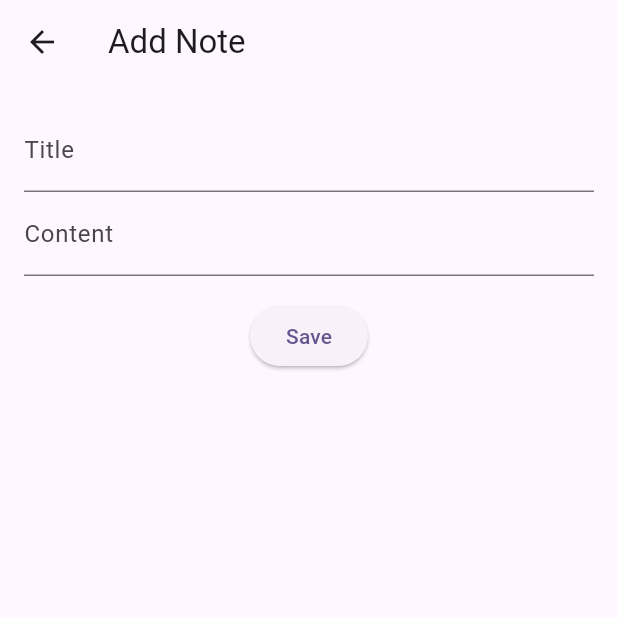
After one commit to sineam0r/t2_2022110006, a Flutter app: the screen it shows after launch, after a tap on the "add" icon, on a phone screen of 412 x 824 dp, the top half of it. The commit adds this screen. Run offline on Flutter 3.47's test engine with Material 3 defaults, Android fonts, the phone set to English and light mode, and no system bars.

Commit message:
modified:   lib/main.dart 	new file:   lib/models/note.dart 	new file:   lib/providers/note_provider.dart 	modified:   lib/screens/home_screen.dart 	new file:   lib/screens/manage_note_screen.dart 	modified:   pubspec.lock 	modified:   pubspec.yaml

```diff
--- a/lib/main.dart
+++ b/lib/main.dart
@@ -1,8 +1,15 @@
 import 'package:flutter/material.dart';
+import 'package:provider/provider.dart';
+import 'package:t2_2022110006/providers/note_provider.dart';
 import 'package:t2_2022110006/screens/home_screen.dart';
 
 void main() {
-  runApp(const MyApp());
+  runApp(
+    ChangeNotifierProvider(
+      create: (context) => NoteProvider(),
+      child: const MyApp(),
+    )
+  );
 }
 
 class MyApp extends StatelessWidget {
--- /dev/null
+++ b/lib/models/note.dart
@@ -0,0 +1,11 @@
+class Note {
+  int id;
+  String title;
+  String content;
+
+  Note({
+    required  this.id,
+    required this.title,
+    required this.content
+  });
+}
--- /dev/null
+++ b/lib/providers/note_provider.dart
@@ -0,0 +1,28 @@
+import 'package:flutter/material.dart';
+import 'package:t2_2022110006/models/note.dart';
+
+class NoteProvider extends ChangeNotifier {
+  final List<Note> _notes = [];
+  List<Note> get notes => _notes;
+
+  void addNote(Note note) {
+    _notes.add(note);
+    notifyListeners();
+  }
+
+  void editNote(Note note) {
+    final index = _notes.indexWhere((element) => element.id == note.id);
+    _notes[index] = note;
+    notifyListeners();
+  }
+
+  void removeNote(Note note) {
+    _notes.remove(note);
+    notifyListeners();
+  }
+
+  void clearNotes() {
+    _notes.clear();
+    notifyListeners();
+  }
+}
--- a/lib/screens/home_screen.dart
+++ b/lib/screens/home_screen.dart
@@ -1,10 +1,190 @@
 import 'package:flutter/material.dart';
+import 'package:provider/provider.dart';
+import 'package:t2_2022110006/providers/note_provider.dart';
+import 'package:t2_2022110006/screens/manage_note_screen.dart';
 
-class HomeScreen extends StatelessWidget {
+class HomeScreen extends StatefulWidget {
   const HomeScreen({super.key});
 
   @override
+  State<HomeScreen> createState() => _HomeScreenState();
+}
+
+class _HomeScreenState extends State<HomeScreen> {
+  final TextEditingController _searchController = TextEditingController();
+
+  @override
   Widget build(BuildContext context) {
-    return const Placeholder();
+    return Scaffold(
+      appBar: AppBar(
+        title: const Text('Home'),
+        actions: [
+          IconButton(
+            icon: const Icon(Icons.search),
+            onPressed: () {
+              showSearch(
+                context: context,
+                delegate: NoteSearchDelegate(
+                  Provider.of<NoteProvider>(context, listen: false),
+                ),
+              );
+            },
+          ),
+        ],
+      ),
+      floatingActionButton: FloatingActionButton(
+          onPressed: () {
+            Navigator.push(
+              context,
+              MaterialPageRoute(
+                builder: (context) => const ManageNoteScreen(),
+              ),
+            );
+          },
+          child: const Icon(Icons.add),
+        ),
+      body: Consumer<NoteProvider>(
+        builder: (context, value, child) {
+          final notes = value.notes;
+          final filteredNotes = _searchController.text.isEmpty
+              ? notes
+              : notes
+                  .where((note) =>
+                      note.title.toLowerCase().contains(
+                            _searchController.text.toLowerCase(),
+                          ))
+                  .toList();
+
+          if (filteredNotes.isEmpty) {
+            return const Center(
+              child: Text('No notes found'),
+            );
+          }
+
+          return ListView.builder(
+            itemCount: filteredNotes.length,
+            itemBuilder: (context, index) {
+              final note = filteredNotes[index];
+
+              return ListTile(
+                title: Text(note.title),
+                subtitle: Text(note.content),
+                trailing: IconButton(
+                  icon: const Icon(Icons.delete),
+                  onPressed: () {
+                    value.removeNote(note);
+                  },
+                ),
+                onTap: () => Navigator.push(
+                  context,
+                  MaterialPageRoute(
+                    builder: (context) => const ManageNoteScreen(),
+                    settings: RouteSettings(arguments: note),
+                  ),
+                ),
+              );
+            },
+          );
+        },
+      ),
+    );
   }
 }
+
+class NoteSearchDelegate extends SearchDelegate {
+  final NoteProvider _noteProvider;
+
+  NoteSearchDelegate(this._noteProvider);
+
+  @override
+  List<Widget> buildActions(BuildContext context) {
+    return [
+      IconButton(
+        icon: const Icon(Icons.clear),
+        onPressed: () {
+          query = '';
+        },
+      ),
+    ];
+  }
+
+  @override
+  Widget buildLeading(BuildContext context) {
+    return IconButton(
+      icon: const Icon(Icons.arrow_back),
+      onPressed: () {
+        close(context, null);
+      },
+    );
+  }
+
+  @override
+  Widget buildResults(BuildContext context) {
+    final notes = _noteProvider.notes
+        .where((note) =>
+            note.title.toLowerCase().contains(
+                  query.toLowerCase(),
+                ))
+        .toList();
+
+    return ListView.builder(
+      itemCount: notes.length,
+      itemBuilder: (context, index) {
+        final note = notes[index];
+
+        return ListTile(
+          title: Text(note.title),
+          subtitle: Text(note.content),
+          trailing: IconButton(
+            icon: const Icon(Icons.delete),
+            onPressed: () {
+              _noteProvider.removeNote(note);
+            },
+          ),
+          onTap: () => Navigator.push(
+            context,
+            MaterialPageRoute(
+              builder: (context) => const ManageNoteScreen(),
+              settings: RouteSettings(arguments: note),
+            ),
+          ),
+        );
+      },
+    );
+  }
+
+  @override
+  Widget buildSuggestions(BuildContext context) {
+    final notes = _noteProvider.notes
+        .where((note) =>
+            note.title.toLowerCase().contains(
+                  query.toLowerCase(),
+                ))
+        .toList();
+
+    return ListView.builder(
+      itemCount: notes.length,
+      itemBuilder: (context, index) {
+        final note = notes[index];
+
+        return ListTile(
+          title: Text(note.title),
+          subtitle: Text(note.content),
+          trailing: IconButton(
+            icon: const Icon(Icons.delete),
+            onPressed: () {
+              _noteProvider.removeNote(note);
+            },
+          ),
+          onTap: () => Navigator.push(
+            context,
+            MaterialPageRoute(
+              builder: (context) => const ManageNoteScreen(),
+              settings: RouteSettings(arguments: note),
+            ),
+          ),
+        );
+      },
+    );
+  }
+}
--- /dev/null
+++ b/lib/screens/manage_note_screen.dart
@@ -0,0 +1,71 @@
+import 'package:flutter/material.dart';
+import 'package:provider/provider.dart';
+import 'package:t2_2022110006/models/note.dart';
+import 'package:t2_2022110006/providers/note_provider.dart';
+
+class ManageNoteScreen extends StatelessWidget {
+  const ManageNoteScreen({super.key});
+
+  @override
+  Widget build(BuildContext context) {
+    final titleController = TextEditingController();
+    final contentController = TextEditingController();
+
+    final existingNote =
+      ModalRoute.of(context)!.settings.arguments as Note?;
+    final isEdit = existingNote != null;
+
+    if (isEdit) {
+      titleController.text = existingNote.title;
+      contentController.text = existingNote.content;
+    }
+
+    return Scaffold(
+      appBar: AppBar(
+        title: Text(isEdit ? 'Edit Note' : 'Add Note'),
+      ),
+      body: Padding(
+        padding: const EdgeInsets.all(16),
+        child: Column(
+          children: [
+            TextField(
+              controller: titleController,
+              decoration: const InputDecoration(
+                labelText: 'Title'
+              ),
+            ),
+            TextField(
+              controller: contentController,
+              decoration: const InputDecoration(
+                labelText: 'Content'
+              ),
+            ),
+            const SizedBox(height: 16),
+            ElevatedButton(
+              onPressed: () {
+                final title = titleController.text;
+                final content = contentController.text;
+
+                final newNote = Note(
+                  id: isEdit
+                    ? existingNote.id
+                    : DateTime.now().millisecondsSinceEpoch,
+                  title: title,
+                  content: content,
+                );
+
+                if (isEdit) {
+                  context.read<NoteProvider>().editNote(newNote);
+                }
+                context.read<NoteProvider>().addNote(newNote);
+
+                Navigator.pop(context);
+              },
+              child: const Text('Save'),
+            )
+          ],
+        )
+      ),
+    );
+  }
+}
--- a/pubspec.yaml
+++ b/pubspec.yaml
@@ -30,6 +30,7 @@ environment:
 dependencies:
   flutter:
     sdk: flutter
+  provider: ^6.1.2
 
 
   # The following adds the Cupertino Icons font to your application.
```
Also changed, not shown: pubspec.lock.
